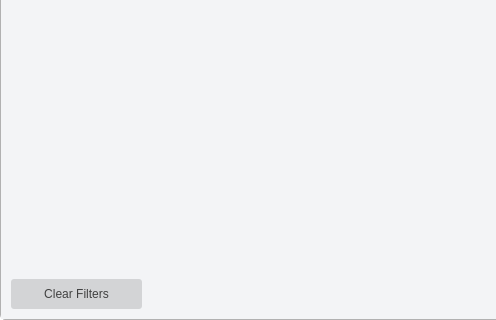
First picture: the form in ui/export_tertiary_project_dialog.ui, repository takundafarakeza/Timetable_Generator, before the edit; both pictures show x 0 to 496 and y 104 to 424 of the 762 by 424 pixel window.
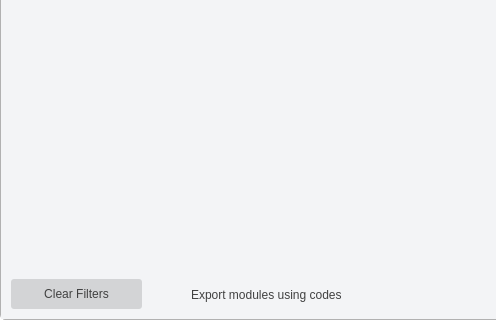
Second picture: the form after the edit. Icons and pictures are not drawn. Custom widgets are drawn as their Qt base class.

Patch:
```diff
--- a/ui/export_tertiary_project_dialog.ui
+++ b/ui/export_tertiary_project_dialog.ui
@@ -373,6 +373,19 @@
                 </size>
                </property>
               </widget>
+              <widget class="QCheckBox" name="export_codes">
+               <property name="geometry">
+                <rect>
+                 <x>170</x>
+                 <y>0</y>
+                 <width>171</width>
+                 <height>31</height>
+                </rect>
+               </property>
+               <property name="text">
+                <string>Export modules using codes</string>
+               </property>
+              </widget>
              </widget>
             </item>
            </layout>
```
